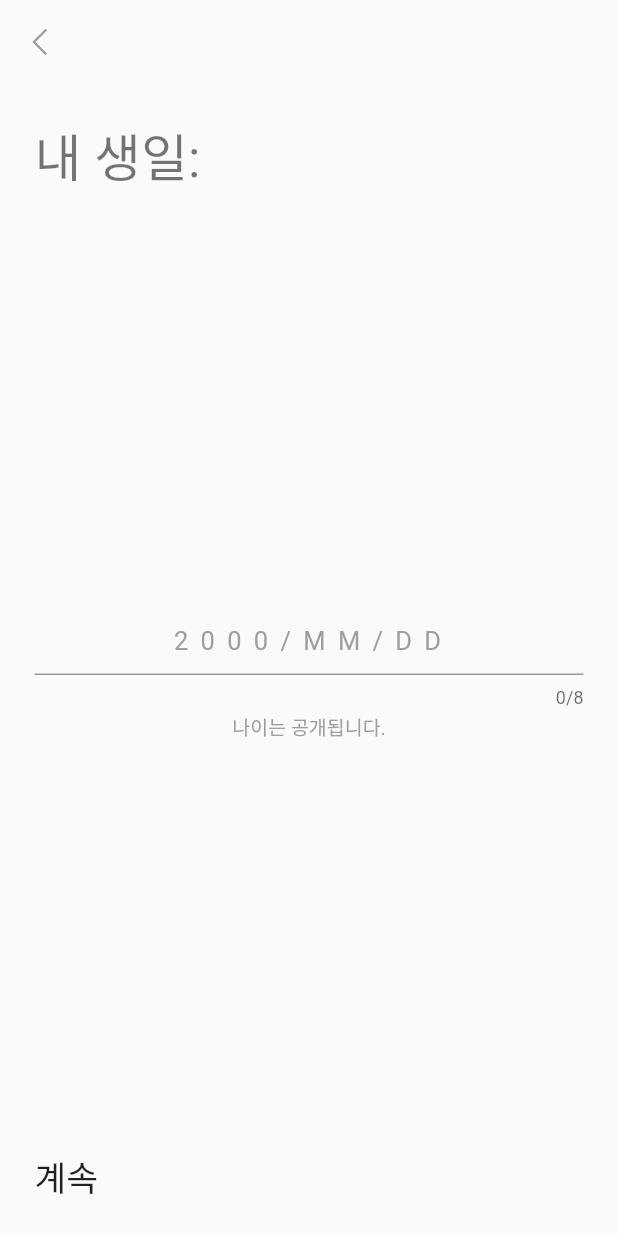
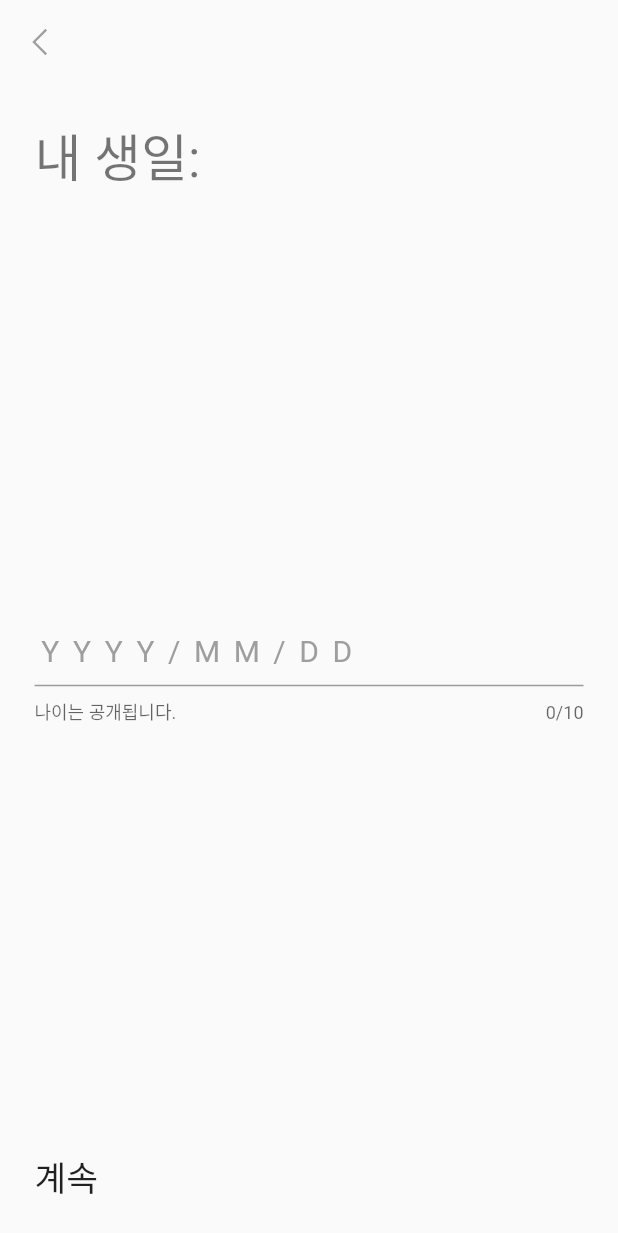
Before and after one commit to ska2519/game_friend_finder, a Flutter app: the SetBirthday screen opened directly, on a phone screen of 412 x 824 dp. Shown: the top 1233 px of the screen. Run offline on Flutter 3.47's test engine with Material 2 defaults, Android fonts, the phone set to English and light mode, and no system bars; our stand-ins replace cloud_firestore, firebase_auth, firebase_core, flutter_riverpod, flutter_svg, google_sign_in and 4 more; missing offline and left inert: alert_dialogs, custom_buttons, firestore_service; accounts and stored records are empty; Roboto replaces fonts that are missing (Nanum).

Commit message:
TextField Updating

```diff
--- a/lib/app/home/profile/create_profile_page.dart
+++ b/lib/app/home/profile/create_profile_page.dart
@@ -37,6 +37,7 @@ class _CreateProfilePageState extends State<CreateProfilePage> {
                 style: Theme.of(context).textTheme.headline4,
               ),
               TextField(
+                  autofocus: true,
                   keyboardType: TextInputType.text,
                   textInputAction: TextInputAction.done,
                   maxLength: 10,
--- a/lib/app/home/profile/set_birthday.dart
+++ b/lib/app/home/profile/set_birthday.dart
@@ -10,7 +10,8 @@ class SetBirthday extends StatefulWidget {
 
 class _SetBirthdayState extends State<SetBirthday> {
   String _birthday = '';
-  final TextEditingController _textController = TextEditingController();
+  String _label = 'YYYY/MM/DD';
+  final _textController = TextEditingController();
 
   _submitNext() => Navigator.push(
       context, MaterialPageRoute(builder: (context) => SetBirthday()));
@@ -40,34 +41,50 @@ class _SetBirthdayState extends State<SetBirthday> {
               ),
               Column(
                 children: [
+                  Stack(
+                    children: [
+                      Text(
+                        _label,
+                        style: const TextStyle(
+                            fontSize: 20,
+                            color: Colors.grey,
+                            letterSpacing: 9,
+                            height: 2),
+                      ),
                       TextField(
-                      textAlign: TextAlign.center,
+                        textAlign: TextAlign.start,
                         keyboardType: TextInputType.number,
                         textInputAction: TextInputAction.done,
-                      maxLength: 8,
+                        maxLength: 10,
                         controller: _textController,
-                      decoration: const InputDecoration(
-                          hintText: '2 0 0 0 / M M / D D',
+                        decoration: InputDecoration(
+                            //floatingLabelBehavior: FloatingLabelBehavior.always,
+                            //labelText: _label,
+
+                            //hintText: '2 0 0 0 / M M / D D',
+                            helperText: '나이는 공개됩니다.',
                             hintStyle: const TextStyle(
                                 fontSize: 17, color: Colors.grey)),
                         style: const TextStyle(
                           fontSize: 20,
                           color: Colors.black,
-                        letterSpacing: 2.0,
+                          letterSpacing: 9,
                         ),
                         onChanged: (birthday) {
                           setState(() {
+                            print(
+                                '_textController.text: ${_textController.text}');
+                            //_label = _textController.text;
                             _birthday = birthday;
                             _textController.selection =
                                 TextSelection.fromPosition(TextPosition(
                                     offset: _textController.text.length));
                           });
-                      }),
+                        },
+                      ),
+                    ],
+                  ),
                   SizedBox(height: 3),
-                  Text(
-                    '나이는 공개됩니다.',
-                    style: const TextStyle(fontSize: 13, color: Colors.grey),
-                  ),
                 ],
               ),
               CustomRaisedButton(
--- a/lib/app/home/profile/set_gender.dart
+++ b/lib/app/home/profile/set_gender.dart
@@ -29,7 +29,7 @@ class _SetGenderState extends State<SetGender> {
             crossAxisAlignment: CrossAxisAlignment.stretch,
             children: [
               Text(
-                '내 닉네임:',
+                '내 성별:',
                 style: Theme.of(context).textTheme.headline4,
               ),
             ],
```
Lines whose indentation alone changed are shown as unchanged.
